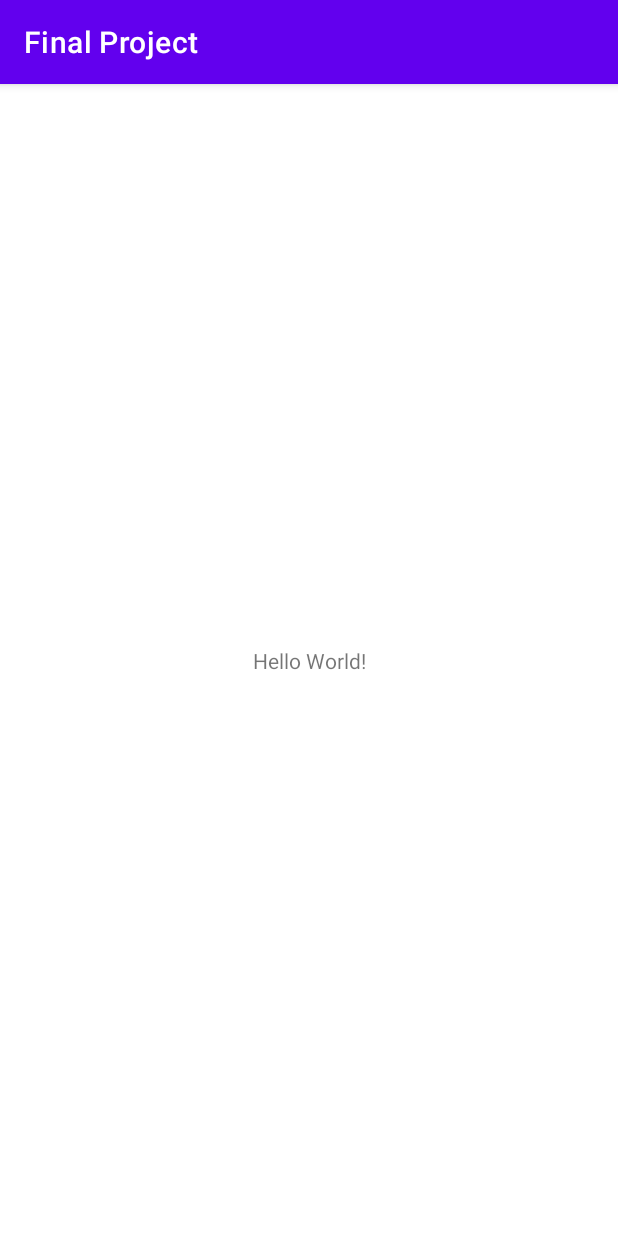
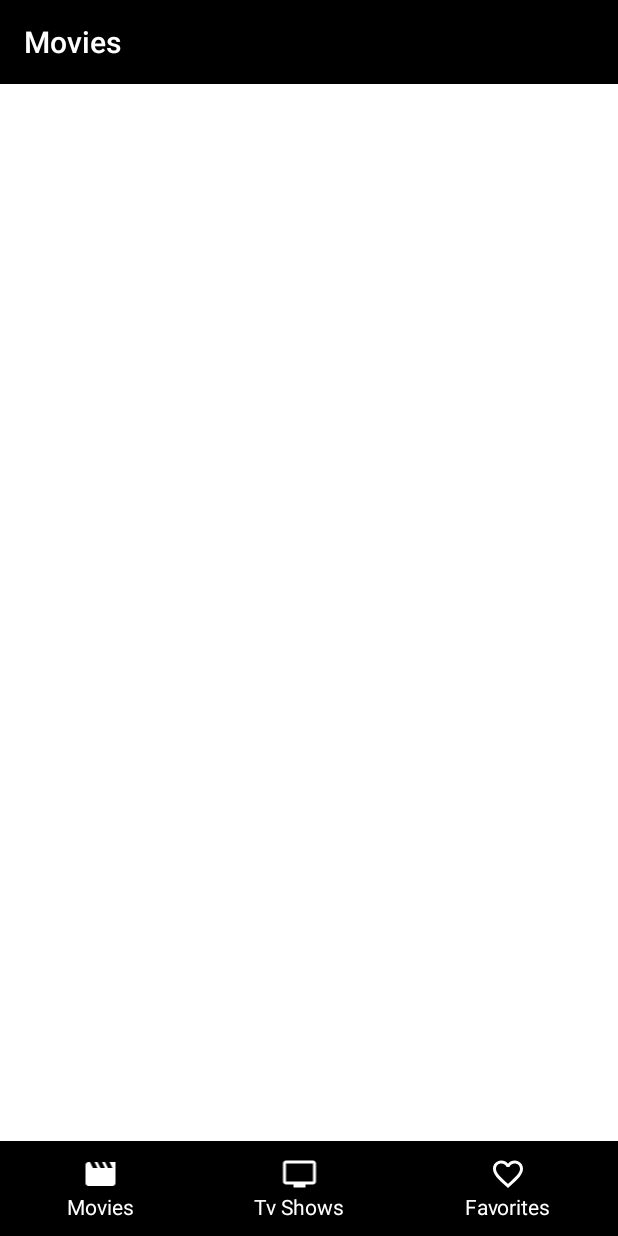
Before and after one commit to SyifaUrRahmi/final-project-mobile, an Android app: the screen it shows after launch (MainActivity), on a phone screen of 412 x 824 dp. Run offline under Robolectric (Android 15) with nearby library versions, the phone set to English and light mode, and no system bars.

Commit message:
Update activity_main

```diff
--- /dev/null
+++ b/app/src/main/res/drawable/baseline_favorite_border_24.xml
@@ -0,0 +1,5 @@
+<vector android:height="24dp" android:tint="#ffffff"
+    android:viewportHeight="24" android:viewportWidth="24"
+    android:width="24dp" xmlns:android="http://schemas.android.com/apk/res/android">
+    <path android:fillColor="@android:color/white" android:pathData="M16.5,3c-1.74,0 -3.41,0.81 -4.5,2.09C10.91,3.81 9.24,3 7.5,3 4.42,3 2,5.42 2,8.5c0,3.78 3.4,6.86 8.55,11.54L12,21.35l1.45,-1.32C18.6,15.36 22,12.28 22,8.5 22,5.42 19.58,3 16.5,3zM12.1,18.55l-0.1,0.1 -0.1,-0.1C7.14,14.24 4,11.39 4,8.5 4,6.5 5.5,5 7.5,5c1.54,0 3.04,0.99 3.57,2.36h1.87C13.46,5.99 14.96,5 16.5,5c2,0 3.5,1.5 3.5,3.5 0,2.89 -3.14,5.74 -7.9,10.05z"/>
+</vector>
--- /dev/null
+++ b/app/src/main/res/drawable/baseline_movie_24.xml
@@ -0,0 +1,5 @@
+<vector android:height="24dp" android:tint="#ffffff"
+    android:viewportHeight="24" android:viewportWidth="24"
+    android:width="24dp" xmlns:android="http://schemas.android.com/apk/res/android">
+    <path android:fillColor="@android:color/white" android:pathData="M18,4l2,4h-3l-2,-4h-2l2,4h-3l-2,-4H8l2,4H7L5,4H4c-1.1,0 -1.99,0.9 -1.99,2L2,18c0,1.1 0.9,2 2,2h16c1.1,0 2,-0.9 2,-2V4h-4z"/>
+</vector>
--- /dev/null
+++ b/app/src/main/res/drawable/baseline_tv_24.xml
@@ -0,0 +1,5 @@
+<vector android:height="24dp" android:tint="#ffffff"
+    android:viewportHeight="24" android:viewportWidth="24"
+    android:width="24dp" xmlns:android="http://schemas.android.com/apk/res/android">
+    <path android:fillColor="@android:color/white" android:pathData="M21,3L3,3c-1.1,0 -2,0.9 -2,2v12c0,1.1 0.9,2 2,2h5v2h8v-2h5c1.1,0 1.99,-0.9 1.99,-2L23,5c0,-1.1 -0.9,-2 -2,-2zM21,17L3,17L3,5h18v12z"/>
+</vector>
--- a/app/src/main/res/layout/activity_main.xml
+++ b/app/src/main/res/layout/activity_main.xml
@@ -1,18 +1,78 @@
 <?xml version="1.0" encoding="utf-8"?>
-<androidx.constraintlayout.widget.ConstraintLayout xmlns:android="http://schemas.android.com/apk/res/android"
+<RelativeLayout xmlns:android="http://schemas.android.com/apk/res/android"
     xmlns:app="http://schemas.android.com/apk/res-auto"
     xmlns:tools="http://schemas.android.com/tools"
     android:layout_width="match_parent"
     android:layout_height="match_parent"
     tools:context=".MainActivity">
 
-    <TextView
-        android:layout_width="wrap_content"
+    <Toolbar
+        android:layout_width="match_parent"
         android:layout_height="wrap_content"
-        android:text="Hello World!"
-        app:layout_constraintBottom_toBottomOf="parent"
-        app:layout_constraintEnd_toEndOf="parent"
-        app:layout_constraintStart_toStartOf="parent"
-        app:layout_constraintTop_toTopOf="parent" />
+        android:titleTextColor="@color/white"
+        android:title="Movies"
+        android:background="@color/black"/>
+    <LinearLayout
+        android:id="@+id/navbar"
+        android:layout_width="match_parent"
+        android:layout_height="wrap_content"
+        android:orientation="horizontal"
+        android:background="@color/black"
+        android:gravity="center"
+        android:layout_alignParentBottom="true"
+        android:padding="10dp">
+        <LinearLayout
+            android:layout_width="wrap_content"
+            android:layout_height="wrap_content"
+            android:orientation="vertical">
+            <ImageView
+                android:gravity="center"
+                android:id="@+id/home"
+                android:layout_width="match_parent"
+                android:layout_height="wrap_content"
+                android:src="@drawable/baseline_movie_24"
+                />
+            <TextView
+                android:layout_width="match_parent"
+                android:layout_height="wrap_content"
+                android:text="Movies"
+                android:textColor="@color/white"/>
+        </LinearLayout>
+        <LinearLayout
+            android:layout_width="wrap_content"
+            android:layout_height="wrap_content"
+            android:orientation="vertical"
+            android:layout_marginHorizontal="80dp">
+            <ImageView
+                android:gravity="center"
+                android:id="@+id/tv_show"
+                android:layout_width="match_parent"
+                android:layout_height="wrap_content"
+                android:src="@drawable/baseline_tv_24"
+                />
+            <TextView
+                android:layout_width="match_parent"
+                android:layout_height="wrap_content"
+                android:text="Tv Shows"
+                android:textColor="@color/white"/>
+        </LinearLayout>
+        <LinearLayout
+            android:layout_width="wrap_content"
+            android:layout_height="wrap_content"
+            android:orientation="vertical">
+            <ImageView
+                android:gravity="center"
+                android:id="@+id/fav"
+                android:layout_width="match_parent"
+                android:layout_height="wrap_content"
+                android:src="@drawable/baseline_favorite_border_24"
+                />
+            <TextView
+                android:layout_width="match_parent"
+                android:layout_height="wrap_content"
+                android:text="Favorites"
+                android:textColor="@color/white"/>
+        </LinearLayout>
+    </LinearLayout>
 
-</androidx.constraintlayout.widget.ConstraintLayout>
+</RelativeLayout>
--- a/app/src/main/res/values/themes.xml
+++ b/app/src/main/res/values/themes.xml
@@ -1,6 +1,6 @@
 <resources xmlns:tools="http://schemas.android.com/tools">
     <!-- Base application theme. -->
-    <style name="Theme.FinalProject" parent="Theme.MaterialComponents.DayNight.DarkActionBar">
+    <style name="Theme.FinalProject" parent="Theme.MaterialComponents.DayNight.NoActionBar">
         <!-- Primary brand color. -->
         <item name="colorPrimary">@color/purple_500</item>
         <item name="colorPrimaryVariant">@color/purple_700</item>
```
